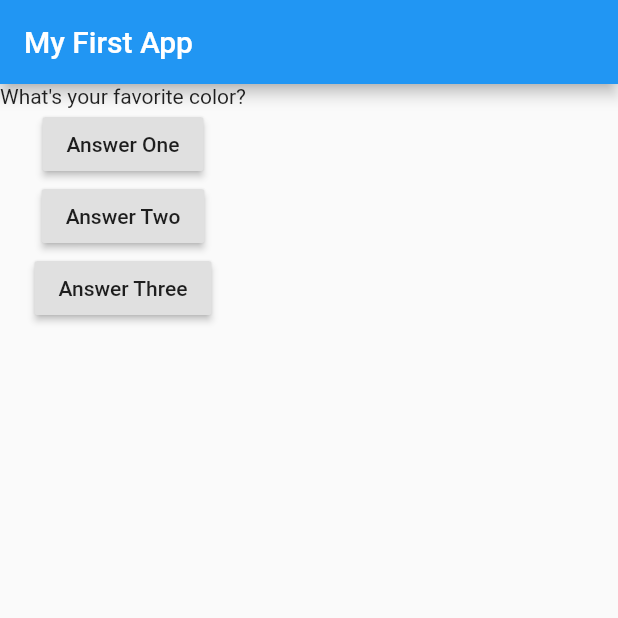
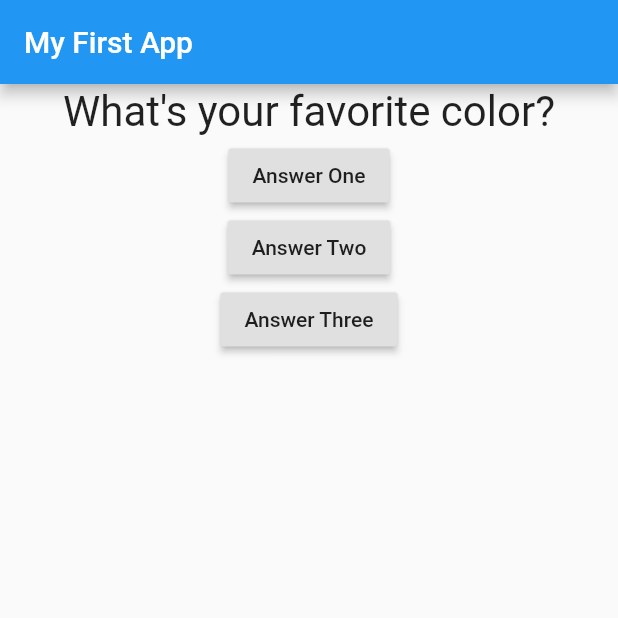
Before and after one commit to berenerchamion/flutter_oreilly1, a Flutter app: the screen it shows after launch, on a phone screen of 412 x 824 dp, the top half of it. Run offline on Flutter 3.47's test engine with Material 2 defaults, Android fonts, the phone set to English and light mode, and no system bars.

Commit message:
Adding some styles

```diff
--- a/lib/main.dart
+++ b/lib/main.dart
@@ -1,4 +1,5 @@
 import 'package:flutter/material.dart';
+import './question.dart';
 
 void main() {
   runApp(MyApp());
@@ -33,7 +34,7 @@ class _MyAppState extends State<MyApp> {
         ),
         body: Column(
           children: <Widget>[
-            Text(questions[_questionIndex]),
+            Question(questions[_questionIndex]),
             RaisedButton(
               child: Text('Answer One'),
               onPressed: _answerQuestion,
--- a/lib/question.dart
+++ b/lib/question.dart
@@ -1,12 +1,20 @@
 import 'package:flutter/material.dart';
 
 class Question extends StatelessWidget {
-  String questionText;
+  final String questionText;
 
   Question(this.questionText);
 
   @override
   Widget build (BuildContext context) {
-      return Text(questionText);
+      return Container(
+        width: double.infinity,
+        margin: EdgeInsets.all(2),
+        child: Text(questionText,
+        style: TextStyle(
+          fontSize: 28,
+        ),
+        textAlign: TextAlign.center,
+      ),);
   }
 }
```
